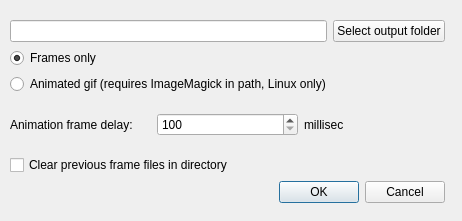
The window that animate.ui (anitagraser/TimeManager) describes before a commit, drawn with Qt 5.
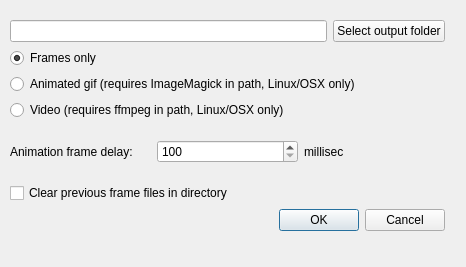
The same window after the commit.

Commit message: #112: Some work to export mp4 directly using ffmpeg (not very configurable as of now)

```diff
--- a/animate.ui
+++ b/animate.ui
@@ -6,8 +6,8 @@
    <rect>
     <x>0</x>
     <y>0</y>
-    <width>462</width>
-    <height>221</height>
+    <width>466</width>
+    <height>267</height>
    </rect>
   </property>
   <property name="windowTitle">
@@ -19,7 +19,7 @@
      <x>10</x>
      <y>20</y>
      <width>435</width>
-     <height>183</height>
+     <height>211</height>
     </rect>
    </property>
    <layout class="QVBoxLayout" name="verticalLayout">
@@ -50,7 +50,14 @@
     <item>
      <widget class="QRadioButton" name="radioAnimatedGif">
       <property name="text">
-       <string>Animated gif (requires ImageMagick in path, Linux only)</string>
+       <string>Animated gif (requires ImageMagick in path, Linux/OSX only)</string>
+      </property>
+     </widget>
+    </item>
+    <item>
+     <widget class="QRadioButton" name="radioVideo">
+      <property name="text">
+       <string>Video (requires ffmpeg in path, Linux/OSX only)</string>
       </property>
      </widget>
     </item>
```
The commit also changes 4 other files.
